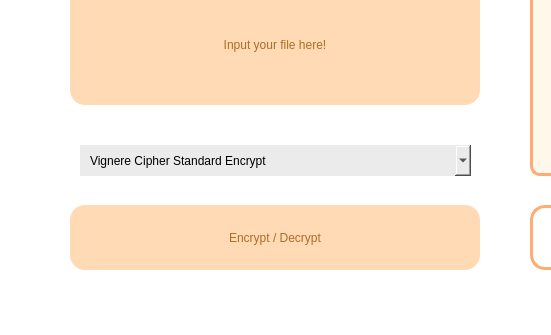
The window that src/data/src/cryptogui.ui (christopherdavinn/tugascipher) describes before a commit, drawn with Qt 5; both pictures show x 0 to 551 and y 515 to 850 of the 1000 by 850 pixel window.
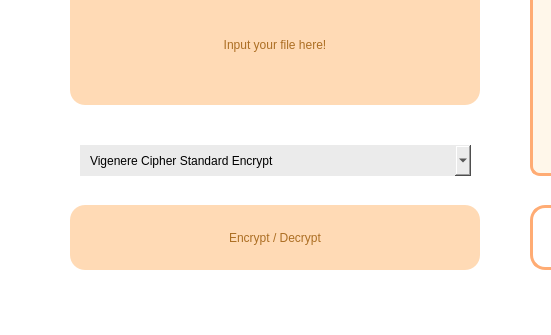
The same window after the commit.

Diff of the .ui file:
```diff
--- a/src/data/src/cryptogui.ui
+++ b/src/data/src/cryptogui.ui
@@ -177,7 +177,7 @@
     </property>
     <item>
      <property name="text">
-      <string>Vignere Cipher Standard Encrypt</string>
+      <string>Vigenere Cipher Standard Encrypt</string>
      </property>
     </item>
     <item>
```
Left out of the diff: 46 changed lines with no effect on the pictures.
